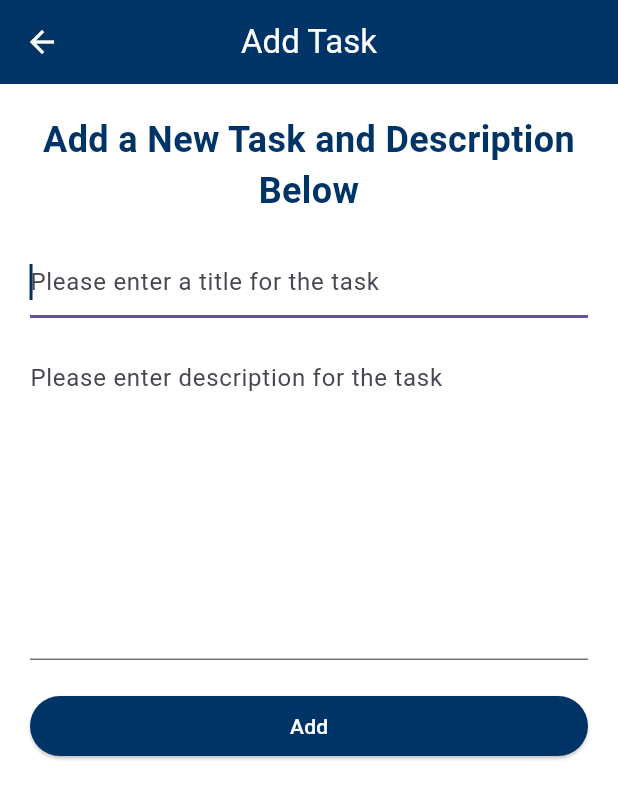
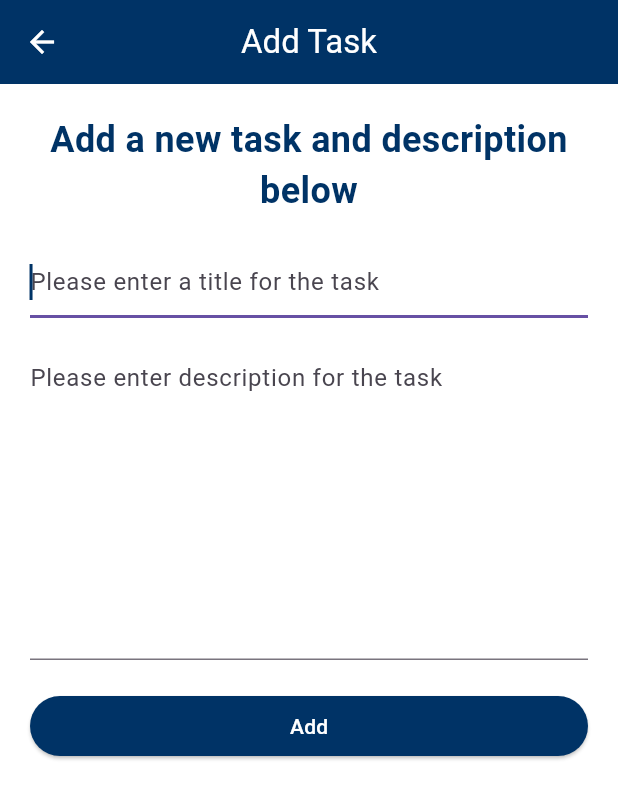
Before and after one commit to aunshpatel/the_todo_list, a Flutter app: the AddTasksScreen screen opened by its route, on a phone screen of 412 x 824 dp. Shown: the top 799 px of the screen. Run offline on Flutter 3.47's test engine with Material 3 defaults, Android fonts, the phone set to English and light mode, and no system bars; our stand-ins replace cloud_firestore, firebase_auth, firebase_core, keyboard_actions, shared_preferences; missing offline and left inert: empty_widget, onboarding; accounts and stored records are empty.

Commit message:
Main title update

```diff
--- a/lib/screens/add_task_screen.dart
+++ b/lib/screens/add_task_screen.dart
@@ -81,7 +81,7 @@ class _AddTasksScreenState extends State<AddTasksScreen> {
                 crossAxisAlignment: CrossAxisAlignment.stretch,
                 children: [
                   const Text(
-                      'Add a New Task and Description Below',
+                      'Add a new task and description below',
                       textAlign: TextAlign.center,
                       style:TextStyle(
                         fontSize: 24,
```
